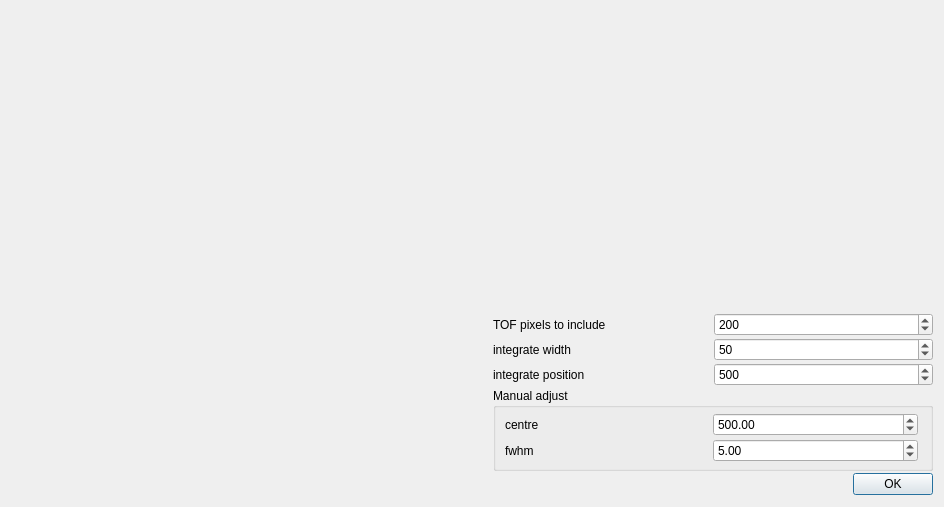
Qt form refnx/reduce/_app/ui/manual_beam.ui (refnx/refnx) before a commit.
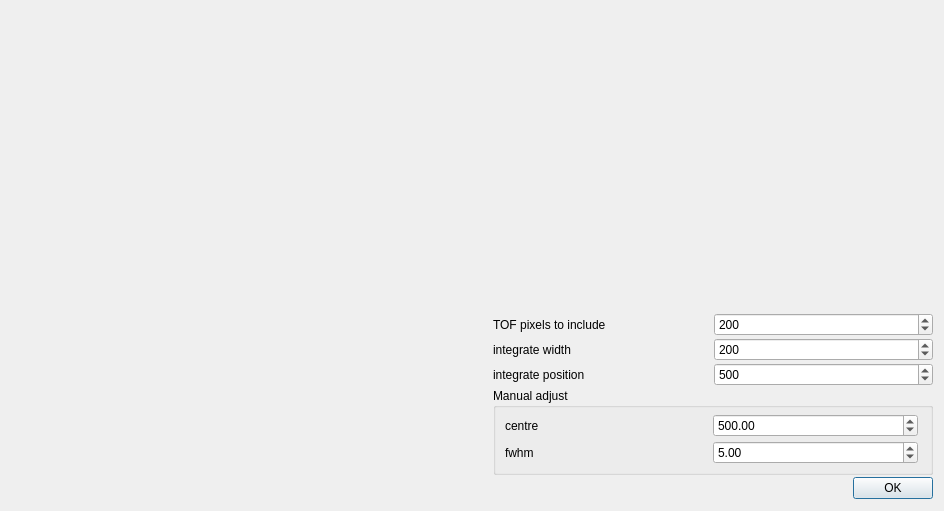
The same form after that commit.

Commit message: MAINT: increase foreground width

Diff of the .ui file:
```diff
--- a/refnx/reduce/_app/ui/manual_beam.ui
+++ b/refnx/reduce/_app/ui/manual_beam.ui
@@ -10,7 +10,7 @@
     <x>0</x>
     <y>0</y>
     <width>944</width>
-    <height>507</height>
+    <height>511</height>
    </rect>
   </property>
   <property name="windowTitle">
@@ -54,7 +54,7 @@
       <number>5</number>
      </property>
      <property name="value">
-      <number>50</number>
+      <number>200</number>
      </property>
     </widget>
    </item>
```
